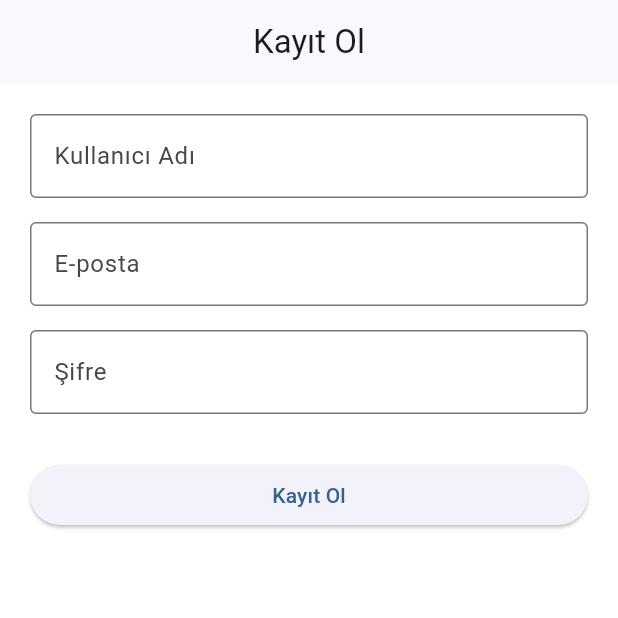
After one commit to zekeriyabasan/instagram-clone-mobile, a Flutter app: the RegisterPage screen opened by its route, on a phone screen of 412 x 824 dp, the top half of it. The commit adds this screen. Run offline on Flutter 3.47's test engine with Material 3 defaults, Android fonts, the phone set to English and light mode, and no system bars; our stand-ins replace dio, flutter_riverpod, flutter_secure_storage, go_router; accounts and stored records are empty; network calls fail.

Commit message:
fastapi deploy with render and connected this project - feature: register actions

```diff
--- a/lib/app/router.dart
+++ b/lib/app/router.dart
@@ -2,20 +2,15 @@ import 'package:go_router/go_router.dart';
 
 import '../features/auth/presentation/pages/home_page.dart';
 import '../features/auth/presentation/pages/login_page.dart';
-
+import '../features/auth/presentation/pages/register_page.dart';
 
 final class AppRouter {
   static final router = GoRouter(
     initialLocation: '/login',
     routes: [
-      GoRoute(
-        path: '/login',
-        builder: (context, state) => const LoginPage(),
-      ),
-      GoRoute(
-        path: '/home',
-        builder: (context, state) => const HomePage(),
-      ),
+      GoRoute(path: '/login', builder: (context, state) => const LoginPage()),
+      GoRoute(path: '/home', builder: (context, state) => const HomePage()),
+      GoRoute(path: "/register",builder: (context, state) => const RegisterPage(),),
     ],
   );
 }
--- /dev/null
+++ b/lib/features/auth/presentation/pages/register_page.dart
@@ -0,0 +1,87 @@
+import 'package:flutter/material.dart';
+import 'package:flutter_riverpod/flutter_riverpod.dart';
+
+import '../../providers/auth_provider.dart';
+
+class RegisterPage extends ConsumerStatefulWidget {
+  const RegisterPage({super.key});
+
+  @override
+  ConsumerState<RegisterPage> createState() => _RegisterPageState();
+}
+
+class _RegisterPageState extends ConsumerState<RegisterPage> {
+  final usernameController = TextEditingController();
+  final emailController = TextEditingController();
+  final passwordController = TextEditingController();
+
+  bool loading = false;
+
+  Future<void> register() async {
+    setState(() => loading = true);
+
+    final success = await ref
+        .read(authProvider.notifier)
+        .register(
+          username: usernameController.text.trim(),
+          email: emailController.text.trim(),
+          password: passwordController.text,
+        );
+
+    setState(() => loading = false);
+
+    if (!mounted) return;
+
+    if (success) {
+      ScaffoldMessenger.of(
+        context,
+      ).showSnackBar(const SnackBar(content: Text("Kayıt başarılı")));
+
+      Navigator.pop(context);
+    } else {
+      ScaffoldMessenger.of(
+        context,
+      ).showSnackBar(const SnackBar(content: Text("Kayıt başarısız")));
+    }
+  }
+
+  @override
+  Widget build(BuildContext context) {
+    return Scaffold(
+      appBar: AppBar(title: const Text("Kayıt Ol")),
+      body: Padding(
+        padding: const EdgeInsets.all(20),
+        child: Column(
+          children: [
+            TextField(
+              controller: usernameController,
+              decoration: const InputDecoration(labelText: "Kullanıcı Adı"),
+            ),
+            const SizedBox(height: 16),
+            TextField(
+              controller: emailController,
+              decoration: const InputDecoration(labelText: "E-posta"),
+            ),
+            const SizedBox(height: 16),
+            TextField(
+              controller: passwordController,
+              obscureText: true,
+              decoration: const InputDecoration(labelText: "Şifre"),
+            ),
+            const SizedBox(height: 30),
+            SizedBox(
+              width: double.infinity,
+              child: ElevatedButton(
+                onPressed: loading ? null : register,
+                child:
+                    loading
+                        ? const CircularProgressIndicator()
+                        : const Text("Kayıt Ol"),
+              ),
+            ),
+          ],
+        ),
+      ),
+    );
+  }
+}
```
Also changed, not shown: lib/core/constants/api_constants.dart (+4 -4 lines), lib/features/auth/data/models/register_request.dart (added, +15 -0 lines), lib/features/auth/data/models/register_response.dart (added, +10 -0 lines), lib/features/auth/data/repositories/auth_repository.dart (+13 -0 lines), lib/features/auth/data/services/auth_service.dart (+27 -7 lines), lib/features/auth/presentation/pages/login_page.dart (+9 -0 lines), lib/features/auth/providers/auth_provider.dart (+23 -0 lines).
